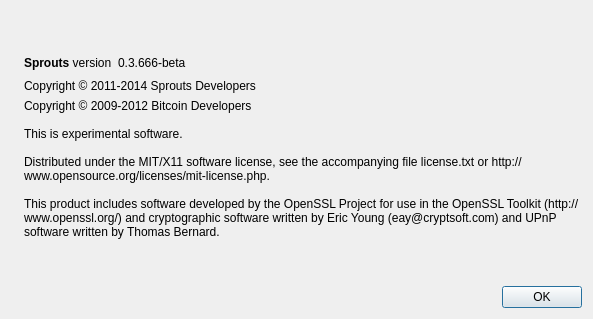
First picture: the form in src/qt/forms/aboutdialog.ui, repository skourdes/SproutsClassic, before the edit.
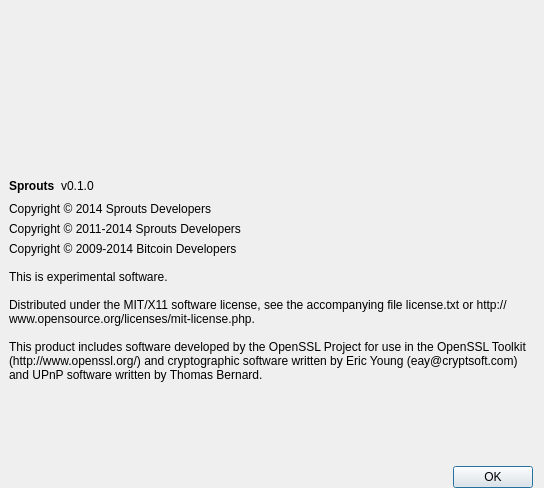
Second picture: the form after the edit. Icons and pictures are not drawn.

What changed in the file:
```diff
--- a/src/qt/forms/aboutdialog.ui
+++ b/src/qt/forms/aboutdialog.ui
@@ -6,30 +6,23 @@
    <rect>
     <x>0</x>
     <y>0</y>
-    <width>593</width>
-    <height>319</height>
+    <width>544</width>
+    <height>488</height>
    </rect>
   </property>
   <property name="windowTitle">
    <string>About Sprouts</string>
   </property>
   <layout class="QHBoxLayout" name="horizontalLayout_2">
-   <item>
-    <widget class="QLabel" name="label_4">
-     <property name="sizePolicy">
-      <sizepolicy hsizetype="Preferred" vsizetype="Ignored">
-       <horstretch>0</horstretch>
-       <verstretch>0</verstretch>
-      </sizepolicy>
-     </property>
-     <property name="text">
-      <string/>
-     </property>
-     <property name="pixmap">
-      <pixmap resource="../bitcoin.qrc">:/images/about</pixmap>
-     </property>
-    </widget>
-   </item>
+   <property name="leftMargin">
+    <number>9</number>
+   </property>
+   <property name="topMargin">
+    <number>0</number>
+   </property>
+   <property name="bottomMargin">
+    <number>0</number>
+   </property>
    <item>
     <layout class="QVBoxLayout" name="verticalLayout_2">
      <item>
@@ -45,12 +38,41 @@
        </property>
       </spacer>
      </item>
+     <item>
+      <widget class="QLabel" name="label_3">
+       <property name="text">
+        <string/>
+       </property>
+       <property name="pixmap">
+        <pixmap resource="../bitcoin.qrc">:/icons/res/icons/horizontal_trans-no-shadow.png</pixmap>
+       </property>
+       <property name="alignment">
+        <set>Qt::AlignCenter</set>
+       </property>
+       <property name="indent">
+        <number>0</number>
+       </property>
+      </widget>
+     </item>
+     <item>
+      <spacer name="verticalSpacer_3">
+       <property name="orientation">
+        <enum>Qt::Vertical</enum>
+       </property>
+       <property name="sizeHint" stdset="0">
+        <size>
+         <width>20</width>
+         <height>40</height>
+        </size>
+       </property>
+      </spacer>
+     </item>
      <item>
       <layout class="QHBoxLayout" name="horizontalLayout">
        <item>
         <widget class="QLabel" name="label">
          <property name="text">
-          <string>&lt;b&gt;Sprouts&lt;/b&gt; version</string>
+          <string>&lt;html&gt;&lt;head/&gt;&lt;body&gt;&lt;p&gt;&lt;span style=&quot; font-weight:600;&quot;&gt;Sprouts&lt;/span&gt;&lt;/p&gt;&lt;/body&gt;&lt;/html&gt;</string>
          </property>
          <property name="textInteractionFlags">
           <set>Qt::LinksAccessibleByMouse|Qt::TextSelectableByKeyboard|Qt::TextSelectableByMouse</set>
@@ -60,7 +82,7 @@
        <item>
         <widget class="QLabel" name="versionLabel">
          <property name="text">
-          <string notr="true">0.3.666-beta</string>
+          <string notr="true">v0.1.0</string>
          </property>
          <property name="textFormat">
           <enum>Qt::RichText</enum>
@@ -86,7 +108,14 @@
       </layout>
      </item>
      <item>
-      <widget class="QLabel" name="label_sprouts_copyright">
+      <widget class="QLabel" name="label_4">
+       <property name="text">
+        <string>Copyright © 2014 Sprouts Developers</string>
+       </property>
+      </widget>
+     </item>
+     <item>
+      <widget class="QLabel" name="label_ppcoin_copyright">
        <property name="text">
         <string>Copyright © 2011-2014 Sprouts Developers</string>
        </property>
@@ -101,7 +130,7 @@
      <item>
       <widget class="QLabel" name="label_2">
        <property name="text">
-        <string>Copyright © 2009-2012 Bitcoin Developers
+        <string>Copyright © 2009-2014 Bitcoin Developers
 
 This is experimental software.
 
```
